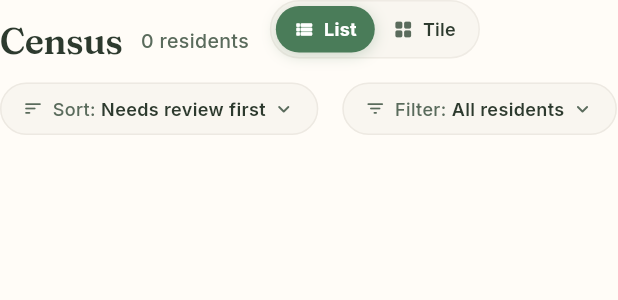
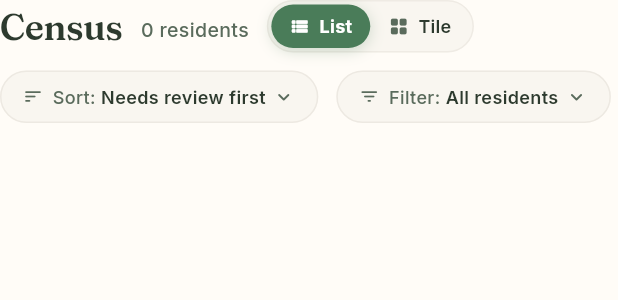
Before and after one commit to Jabl1629/GoSteadyPortal, a Flutter app: the _Header widget shown alone on an empty page, opened directly with empty values, on a phone screen of 412 x 824 dp. Shown: the top 300 px of the screen. Run offline on Flutter 3.47's test engine with Material 3 defaults, Android fonts, the phone set to English and light mode, and no system bars; our stand-ins replace fl_chart, google_fonts, shared_preferences; missing offline and left inert: amazon_cognito_identity_dart_2; accounts and stored records are empty.

Commit message:
Align census header controls: toggle + dropdowns on same baseline
The List/Tile toggle was sitting higher than the Sort/Filter
dropdowns because (a) the toggle pill was ~4 px taller, and (b) it
was nested inside the Census + count Row with CrossAxisAlignment.end
while the dropdowns lived as peers in the outer Wrap.

Two fixes:
- Slim the ViewModeToggle to match dropdown trigger height
  (outer padding 3 → 2, inner vertical 7 → 6).
- Pull the toggle out of the headline Row so it's a peer of the Sort
  and Filter dropdowns in the Wrap. All three now center-align as a
  single chip group, with consistent 12 px spacing.

Also pinned the Census + count label to text height 1.0 so the
manual bottom-padding nudge is predictable.

Co-Authored-By: Claude Opus 4.7 (1M context) <noreply@anthropic.com>

```diff
--- a/lib/facility_demo/screens/patient_census_view.dart
+++ b/lib/facility_demo/screens/patient_census_view.dart
@@ -160,7 +160,7 @@ class _Header extends StatelessWidget {
     return Wrap(
       crossAxisAlignment: WrapCrossAlignment.center,
       runSpacing: 12,
-      spacing: 16,
+      spacing: 12,
       children: [
         Row(
           mainAxisSize: MainAxisSize.min,
@@ -171,31 +171,28 @@ class _Header extends StatelessWidget {
               style: Theme.of(context).textTheme.headlineMedium?.copyWith(
                     fontSize: 24,
                     fontWeight: FontWeight.w600,
+                    height: 1.0,
                   ),
             ),
             const SizedBox(width: 12),
             Padding(
-              padding: const EdgeInsets.only(bottom: 6),
+              padding: const EdgeInsets.only(bottom: 3),
               child: Text(
                 _countLabel(),
                 style: const TextStyle(
                   color: AppTheme.textSoft,
                   fontSize: 13,
                   fontWeight: FontWeight.w500,
+                  height: 1.0,
                 ),
-              ),
-            ),
-            const SizedBox(width: 14),
-            Padding(
-              padding: const EdgeInsets.only(bottom: 4),
-              child: ViewModeToggle(
-                selected: selection.viewMode,
-                onChanged: selection.setViewMode,
               ),
             ),
           ],
         ),
-        const SizedBox(width: 8),
+        ViewModeToggle(
+          selected: selection.viewMode,
+          onChanged: selection.setViewMode,
+        ),
         SimpleSelectDropdown<CensusSortMode>(
           label: 'Sort',
           icon: Icons.sort_rounded,
--- a/lib/facility_demo/widgets/view_mode_toggle.dart
+++ b/lib/facility_demo/widgets/view_mode_toggle.dart
@@ -23,7 +23,7 @@ class ViewModeToggle extends StatelessWidget {
         borderRadius: BorderRadius.circular(100),
         border: Border.all(color: AppTheme.border.withOpacity(0.5), width: 1),
       ),
-      padding: const EdgeInsets.all(3),
+      padding: const EdgeInsets.all(2),
       child: Row(
         mainAxisSize: MainAxisSize.min,
         children: [
@@ -67,7 +67,7 @@ class _Segment extends StatelessWidget {
         child: AnimatedContainer(
           duration: const Duration(milliseconds: 160),
           curve: Curves.easeOut,
-          padding: const EdgeInsets.symmetric(horizontal: 12, vertical: 7),
+          padding: const EdgeInsets.symmetric(horizontal: 12, vertical: 6),
           decoration: BoxDecoration(
             color: active ? AppTheme.sage : Colors.transparent,
             borderRadius: BorderRadius.circular(100),
```
